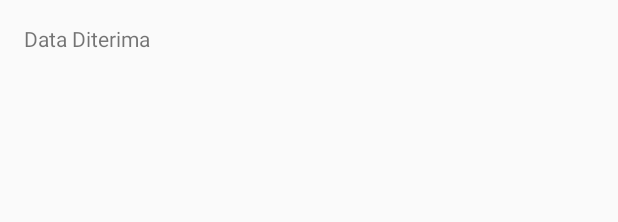
After one commit to jclarens/DICODING, an Android app: the layout activity_move_with_data.xml on its own in the app's theme, with its tools: preview values and no code run, on a phone screen of 412 x 824 dp. The commit adds this screen. Shown: the top 222 px of the screen. Run offline under Robolectric (Android 15) with nearby library versions, the phone set to English and light mode, and no system bars.

Commit message:
add Intent Explicit

```diff
--- a/MyIntentApp/app/src/main/AndroidManifest.xml
+++ b/MyIntentApp/app/src/main/AndroidManifest.xml
@@ -16,7 +16,8 @@
                 <category android:name="android.intent.category.LAUNCHER" />
             </intent-filter>
         </activity>
-        <activity android:name=".MoveActivity"></activity>
+        <activity android:name=".MoveActivity" />
+        <activity android:name=".MoveWithDataActivity"></activity>
     </application>
 
 </manifest>
--- a/MyIntentApp/app/src/main/res/layout/activity_main.xml
+++ b/MyIntentApp/app/src/main/res/layout/activity_main.xml
@@ -18,9 +18,9 @@
         android:text="Pindah Activity" />
 
     <Button
-        android:id="@+id/button"
+        android:id="@+id/btn_move_activity_data"
         android:layout_width="match_parent"
         android:layout_height="wrap_content"
-        android:text="Button"
-        android:layout_marginBottom="@dimen/activity_vertical_margin" />
+        android:layout_marginBottom="@dimen/activity_vertical_margin"
+        android:text="@string/move_with_data"/>
 </LinearLayout>
--- /dev/null
+++ b/MyIntentApp/app/src/main/res/layout/activity_move_with_data.xml
@@ -0,0 +1,21 @@
+<?xml version="1.0" encoding="utf-8"?>
+<!--<android.support.constraint.ConstraintLayout xmlns:android="http://schemas.android.com/apk/res/android"-->
+    <!--xmlns:app="http://schemas.android.com/apk/res-auto"-->
+    <!--xmlns:tools="http://schemas.android.com/tools"-->
+    <!--android:layout_width="match_parent"-->
+    <!--android:layout_height="match_parent"-->
+    <!--tools:context=".MoveWithDataActivity">-->
+
+<!--</android.support.constraint.ConstraintLayout>-->
+<RelativeLayout xmlns:android="http://schemas.android.com/apk/res/android"
+    xmlns:tools="http://schemas.android.com/tools"
+    android:layout_width="match_parent"
+    android:layout_height="match_parent"
+    android:padding="16dp">
+
+    <TextView
+        android:id="@+id/tv_data_received"
+        android:layout_width="match_parent"
+        android:layout_height="wrap_content"
+        android:text="@string/data_received" />
+</RelativeLayout>
```
Also changed, not shown: MyIntentApp/app/src/main/java/com/example/jclarens/myintentapp/MainActivity.java (+25 -19 lines), MyIntentApp/app/src/main/java/com/example/jclarens/myintentapp/MoveWithDataActivity.java (added, +26 -0 lines), MyIntentApp/app/src/main/res/values/strings.xml (+7 -1 lines).
